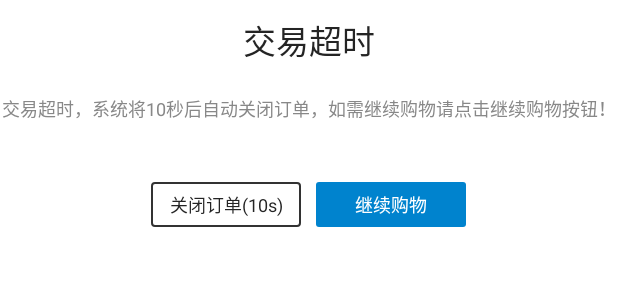
After one commit to comerssschen/ModelTwo, an Android app: the layout close_confirm_dialog.xml on its own in the app's theme, with its tools: preview values and no code run, on a phone screen of 412 x 824 dp. The commit adds this screen. Shown: the top 300 px of the screen. Run offline under Robolectric (Android 15) with nearby library versions, the phone set to English and light mode, and no system bars.

Commit message:
新增倒计时

```diff
--- /dev/null
+++ b/app/src/main/res/layout/close_confirm_dialog.xml
@@ -0,0 +1,56 @@
+<?xml version="1.0" encoding="utf-8"?>
+<LinearLayout xmlns:android="http://schemas.android.com/apk/res/android"
+    android:layout_width="match_parent"
+    android:layout_height="match_parent"
+    android:background="#fff"
+    android:gravity="center_horizontal"
+    android:orientation="vertical">
+
+    <TextView
+        android:layout_width="wrap_content"
+        android:layout_height="wrap_content"
+        android:paddingVertical="10dp"
+        android:text="交易超时"
+        android:textColor="@color/title_color"
+        android:textSize="22sp" />
+
+    <TextView
+        android:layout_width="wrap_content"
+        android:layout_height="wrap_content"
+        android:layout_marginTop="10dp"
+        android:text="交易超时，系统将10秒后自动关闭订单，如需继续购物请点击继续购物按钮！"
+        android:textColor="@color/content_color"
+        android:textSize="12sp" />
+
+    <LinearLayout
+        android:layout_width="wrap_content"
+        android:layout_height="wrap_content"
+        android:layout_marginTop="40dp"
+        android:layout_marginBottom="30dp"
+        android:orientation="horizontal">
+
+
+        <TextView
+            android:id="@+id/tv_close"
+            android:layout_width="100dp"
+            android:layout_height="30dp"
+            android:background="@drawable/common_backgroud_black_shape"
+            android:gravity="center"
+            android:paddingHorizontal="5dp"
+            android:text="关闭订单(10s)"
+            android:textColor="@color/title_color"
+            android:textSize="12sp" />
+
+        <TextView
+            android:id="@+id/tv_cotinue"
+            android:layout_width="100dp"
+            android:layout_height="30dp"
+            android:layout_marginLeft="10dp"
+            android:background="@drawable/common_backgroud_shape"
+            android:gravity="center"
+            android:paddingHorizontal="5dp"
+            android:text="继续购物"
+            android:textColor="@color/white"
+            android:textSize="12sp" />
+    </LinearLayout>
+</LinearLayout>
```
Also changed, not shown: app/src/main/java/com/comersss/modeltwo/fragments/CashierPlatformFragment.java (+6 -6 lines), app/src/main/java/com/comersss/modeltwo/view/CloseConfirmDialog.java (added, +131 -0 lines), app/src/main/java/com/comersss/modeltwo/view/CountDownConfrimHelper.java (added, +71 -0 lines).
